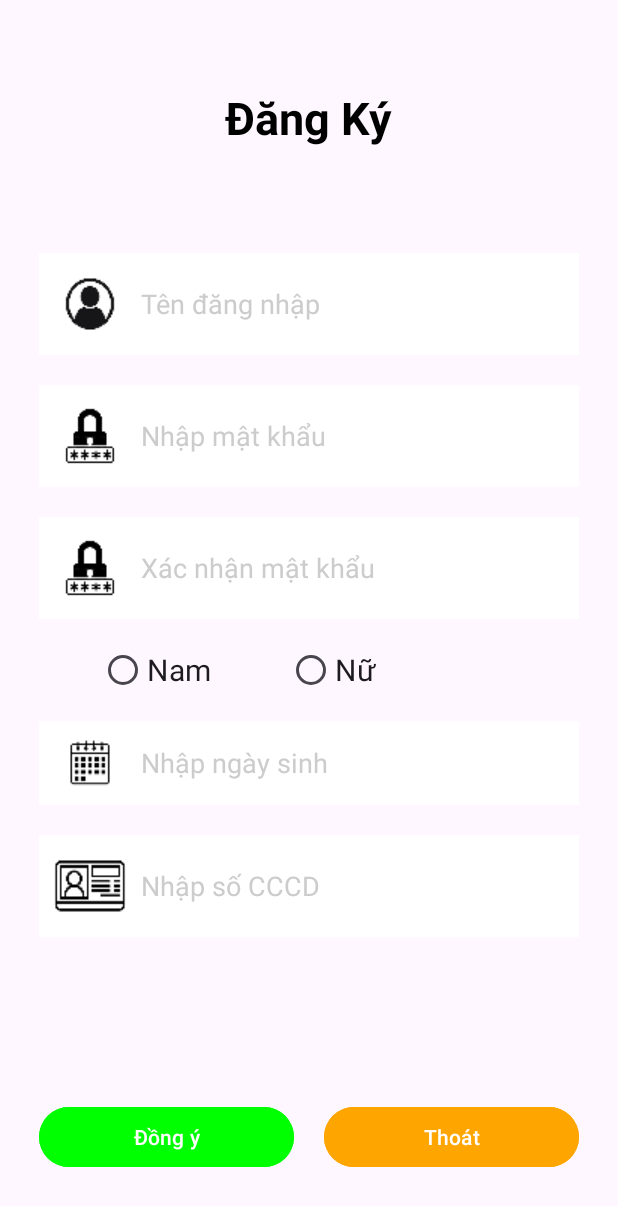
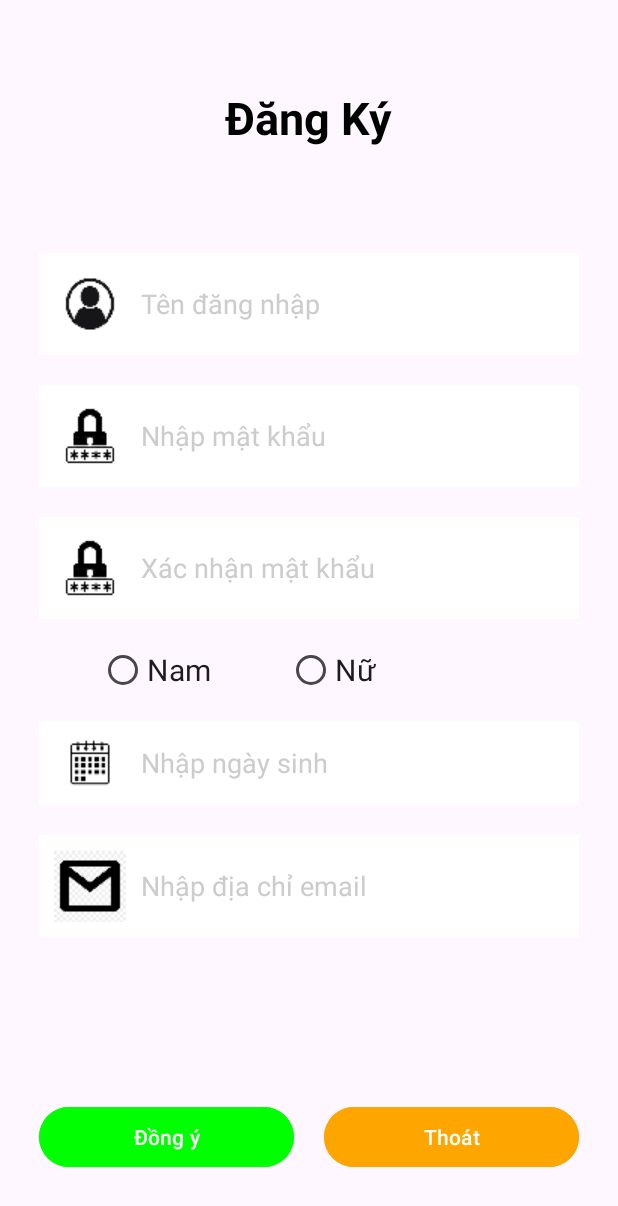
Before and after one commit to LHCNguyen/OrderFoodApp, an Android app: the layout layout_dangky.xml on its own in the app's theme, with its tools: preview values and no code run, on a phone screen of 412 x 824 dp. Shown: the top 1206 px of the screen. Run offline under Robolectric (Android 15) with nearby library versions, the phone set to English and light mode, and no system bars.

```diff
--- a/OrderFoodApp/app/src/main/res/layout/layout_dangky.xml
+++ b/OrderFoodApp/app/src/main/res/layout/layout_dangky.xml
@@ -120,15 +120,14 @@
                 android:textColorHint="@color/gray"/>
 
             <EditText
-                android:id="@+id/edtCCCD"
+                android:id="@+id/edtEmail"
                 android:layout_width="match_parent"
                 android:layout_height="wrap_content"
                 android:layout_margin="@dimen/size10dp"
                 android:background="@color/white"
-                android:drawableLeft="@drawable/idcard"
+                android:drawableLeft="@drawable/gmail_48x48"
                 android:drawablePadding="@dimen/size10dp"
-                android:hint="@string/nhapCCCD"
-                android:inputType="number"
+                android:hint="@string/nhapEmail"
                 android:padding="@dimen/size10dp"
                 android:singleLine="true"
                 android:textColor="@color/black"
--- a/OrderFoodApp/app/src/main/res/values/strings.xml
+++ b/OrderFoodApp/app/src/main/res/values/strings.xml
@@ -3,7 +3,7 @@
     <string name="tenDangNhap">Tên đăng nhập</string>
     <string name="nhapMatKhau">Nhập mật khẩu</string>
     <string name="nhapNgaySinh">Nhập ngày sinh</string>
-    <string name="nhapCCCD">Nhập số CCCD</string>
+    <string name="nhapEmail">Nhập địa chỉ email</string>
     <string name="dongY">Đồng ý</string>
     <string name="thoat">Thoát</string>
     <string name="dangKy">Đăng Ký</string>
--- a/OrderFoodApp/gradle/libs.versions.toml
+++ b/OrderFoodApp/gradle/libs.versions.toml
@@ -1,5 +1,5 @@
 [versions]
-agp = "8.6.0"
+agp = "8.7.0"
 junit = "4.13.2"
 junitVersion = "1.2.1"
 espressoCore = "3.6.1"
```
Also changed, not shown: OrderFoodApp/app/src/main/AndroidManifest.xml (+4 -4 lines), OrderFoodApp/app/src/main/java/com/example/orderfoodapp/DangKyActivity.java (+19 -13 lines), OrderFoodApp/app/src/main/java/com/example/orderfoodapp/Database/CreateDatabase.java (+47 -6 lines), OrderFoodApp/app/src/main/res/drawable/gmail_48x48.png (added), OrderFoodApp/app/src/main/res/drawable/idcard.png (deleted).
